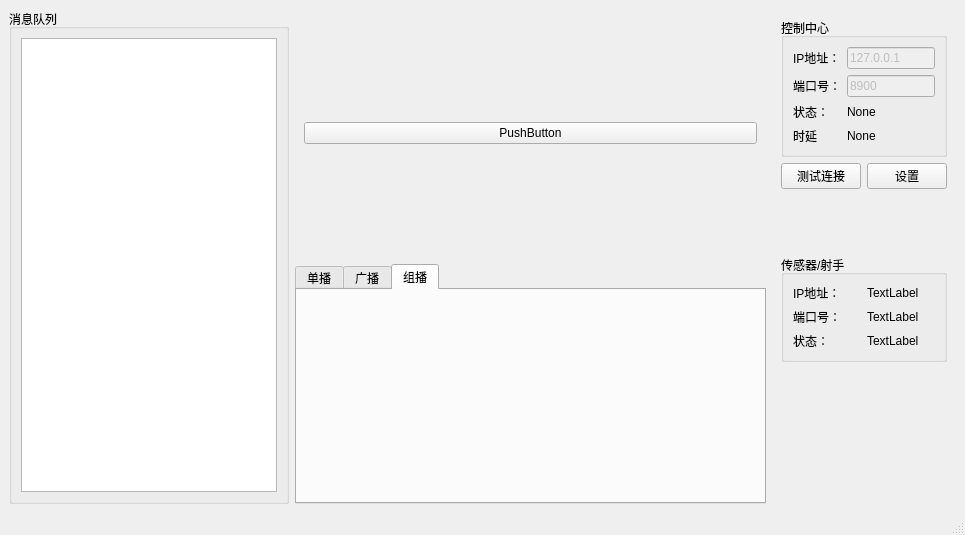
Qt form ui/edgeWindow.ui (mioyzhang/UI) before a commit.
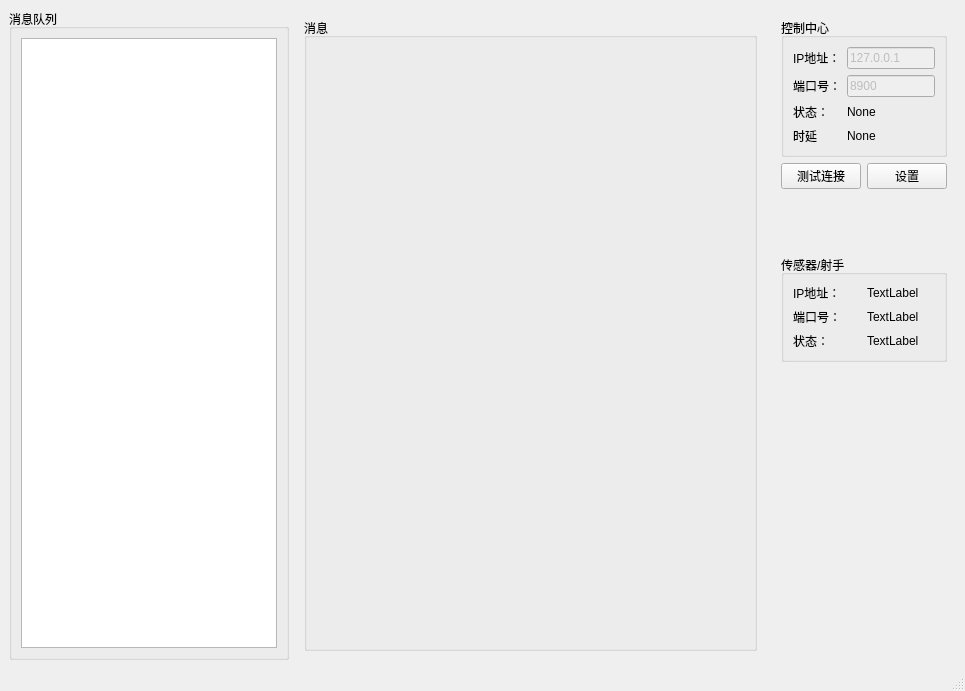
The same form after that commit. The open tabs and pages were chosen to show the change. Custom widgets are drawn as their Qt base class.

Diff of the .ui file:
```diff
--- a/ui/edgeWindow.ui
+++ b/ui/edgeWindow.ui
@@ -7,7 +7,7 @@
     <x>0</x>
     <y>0</y>
     <width>965</width>
-    <height>535</height>
+    <height>691</height>
    </rect>
   </property>
   <property name="windowTitle">
@@ -56,25 +56,7 @@
             </property>
             <layout class="QVBoxLayout" name="verticalLayout_3">
              <item>
-              <widget class="MessageEditWidget" name="editwidget" native="true"/>
-             </item>
-            </layout>
-           </widget>
-          </item>
-         </layout>
-        </widget>
-        <widget class="QWidget" name="page_2">
-         <layout class="QVBoxLayout" name="verticalLayout_7">
-          <item>
-           <widget class="QPushButton" name="pushButton_turn">
-            <property name="text">
-             <string>PushButton</string>
-            </property>
-           </widget>
-          </item>
-         </layout>
-        </widget>
-       </widget>
+              <widget class="MessageEditWidget" name="editWidget" native="true"/>
       </item>
       <item>
        <widget class="QTabWidget" name="tabWidget">
@@ -250,6 +232,29 @@
        </widget>
       </item>
      </layout>
+           </widget>
+          </item>
+         </layout>
+        </widget>
+        <widget class="QWidget" name="page_2">
+         <layout class="QVBoxLayout" name="verticalLayout_7">
+          <item>
+           <widget class="QGroupBox" name="groupBox_4">
+            <property name="title">
+             <string>消息</string>
+            </property>
+            <layout class="QVBoxLayout" name="verticalLayout_8">
+             <item>
+              <widget class="MessageViewWidget" name="viewWidget" native="true"/>
+             </item>
+            </layout>
+           </widget>
+          </item>
+         </layout>
+        </widget>
+       </widget>
+      </item>
+     </layout>
     </item>
     <item>
      <widget class="QWidget" name="widget" native="true">
@@ -474,6 +479,12 @@
    <header location="global">widgets</header>
    <container>1</container>
   </customwidget>
+  <customwidget>
+   <class>MessageViewWidget</class>
+   <extends>QWidget</extends>
+   <header location="global">widgets</header>
+   <container>1</container>
+  </customwidget>
  </customwidgets>
  <resources/>
  <connections>
```
Left out of the diff: 4 changed lines with no effect on the pictures. Lines whose indentation alone changed are shown as unchanged.
